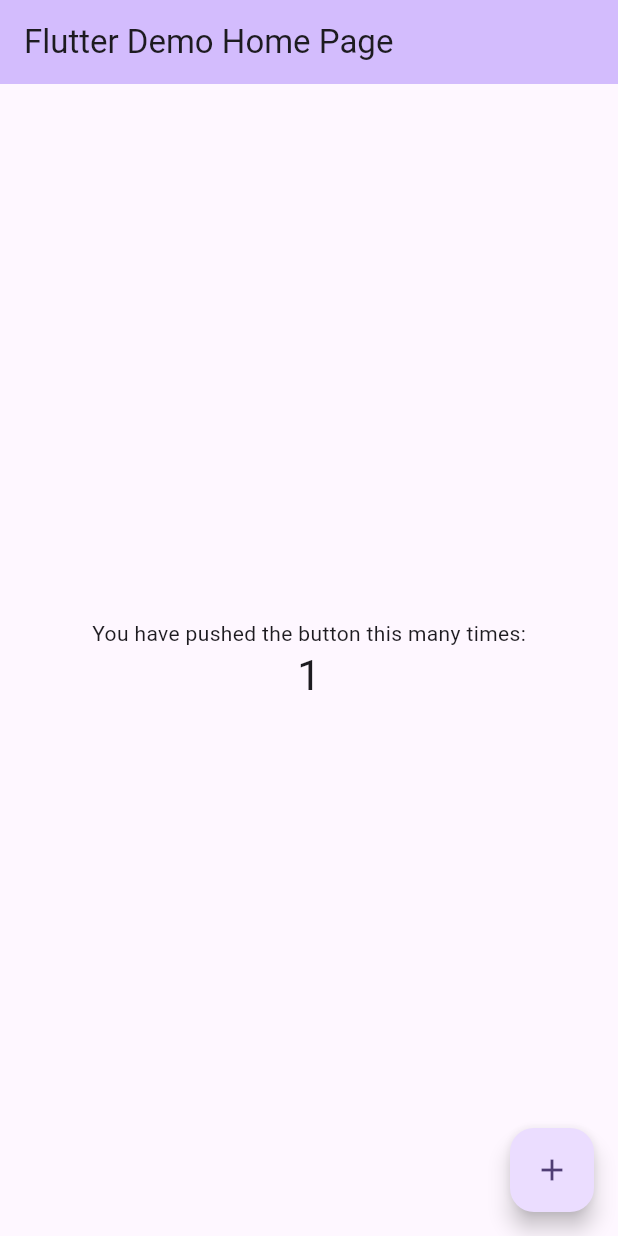
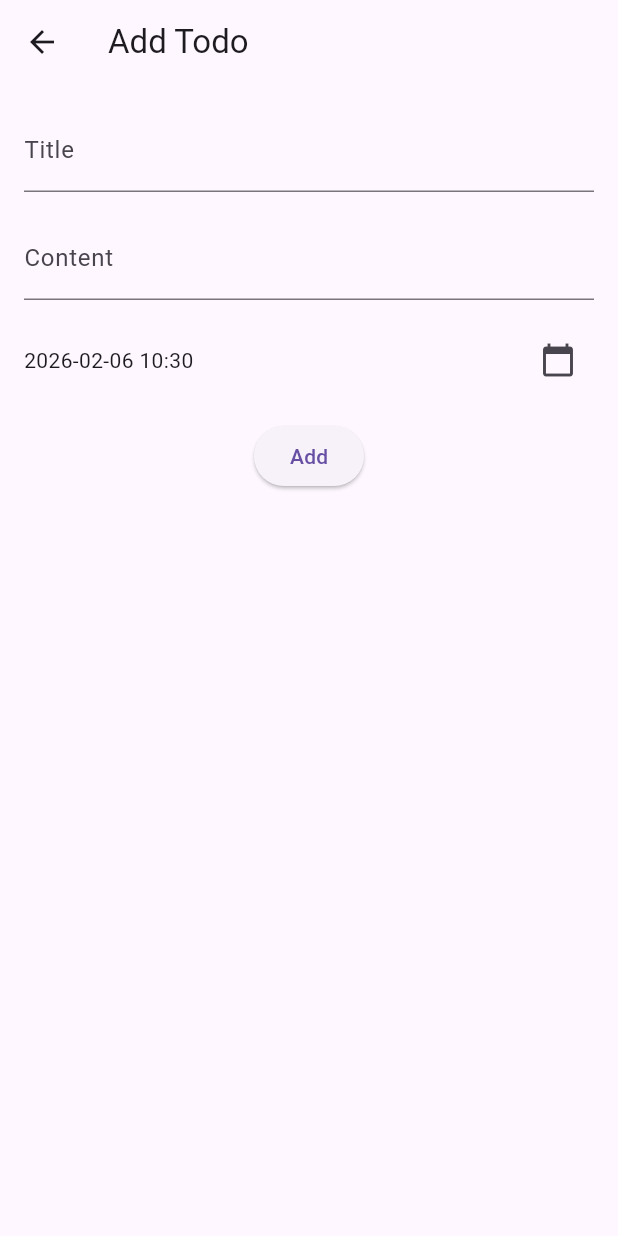
Before and after one commit to wjddnr62/todolist, a Flutter app: the screen it shows after launch, after a tap on the "add" icon, on a phone screen of 412 x 824 dp. Run offline on Flutter 3.47's test engine with Material 3 defaults, Android fonts, the phone set to English and light mode, and no system bars; our stand-ins replace bloc, equatable, flutter_bloc, get_it, hive, hive_flutter; accounts and stored records are empty.

Commit message:
# ADD - 의존성 주입, 상태관리 셋팅

```diff
--- /dev/null
+++ b/lib/app_routes.dart
@@ -0,0 +1,18 @@
+import 'package:flutter/material.dart';
+import 'package:todolist/ui/splash/splash_page.dart';
+import 'package:todolist/ui/todo_list/todo_list_page.dart';
+import 'package:todolist/ui/todo_list_add/todo_list_add_page.dart';
+
+class AppRoutes {
+  static const String splash = '/splash';
+  static const String todoList = '/';
+  static const String todoListAdd = '/add';
+
+  static Map<String, WidgetBuilder> get routes {
+    return {
+      splash: (context) => const SplashPage(),
+      todoList: (context) => const TodoListPage(),
+      todoListAdd: (context) => const TodoListAddPage(),
+    };
+  }
+}
--- /dev/null
+++ b/lib/data/model/todo.dart
@@ -0,0 +1,25 @@
+import 'package:equatable/equatable.dart';
+import 'package:hive/hive.dart';
+
+part 'todo.g.dart';
+
+@HiveType(typeId: 1)
+class Todo extends Equatable {
+  @HiveField(0)
+  final String title;
+
+  @HiveField(1)
+  final String content;
+
+  @HiveField(2)
+  final DateTime timestamp;
+
+  const Todo({
+    required this.title,
+    required this.content,
+    required this.timestamp,
+  });
+
+  @override
+  List<Object?> get props => [title, content, timestamp];
+}
--- /dev/null
+++ b/lib/di.dart
@@ -0,0 +1,16 @@
+import 'package:get_it/get_it.dart';
+import 'package:hive/hive.dart';
+import 'package:todolist/data/model/todo.dart';
+import 'package:todolist/ui/todo_list/bloc/todo_list_bloc.dart';
+import 'package:todolist/ui/todo_list_add/cubit/todo_list_add_cubit.dart';
+
+final GetIt getIt = GetIt.instance;
+
+void setup() {
+  // Hive Box
+  getIt.registerSingleton<Box<Todo>>(Hive.box<Todo>('todos'));
+
+  // BLoCs and Cubits
+  getIt.registerFactory<TodoListBloc>(() => TodoListBloc(getIt<Box<Todo>>()));
+  getIt.registerFactory<TodoListAddCubit>(() => TodoListAddCubit(getIt<Box<Todo>>()));
+}
--- a/lib/main.dart
+++ b/lib/main.dart
@@ -1,122 +1,28 @@
 import 'package:flutter/material.dart';
+import 'package:hive_flutter/hive_flutter.dart';
+import 'package:todolist/app_routes.dart';
+import 'package:todolist/data/model/todo.dart';
+import 'package:todolist/di.dart';
 
-void main() {
-  runApp(const MyApp());
+void main() async {
+  WidgetsFlutterBinding.ensureInitialized();
+  await Hive.initFlutter();
+  Hive.registerAdapter(TodoAdapter());
+  await Hive.openBox<Todo>('todos');
+
+  setup();
+
+  runApp(const TodoListApp());
 }
 
-class MyApp extends StatelessWidget {
-  const MyApp({super.key});
+class TodoListApp extends StatelessWidget {
+  const TodoListApp({super.key});
 
-  // This widget is the root of your application.
   @override
   Widget build(BuildContext context) {
     return MaterialApp(
-      title: 'Flutter Demo',
-      theme: ThemeData(
-        // This is the theme of your application.
-        //
-        // TRY THIS: Try running your application with "flutter run". You'll see
-        // the application has a purple toolbar. Then, without quitting the app,
-        // try changing the seedColor in the colorScheme below to Colors.green
-        // and then invoke "hot reload" (save your changes or press the "hot
-        // reload" button in a Flutter-supported IDE, or press "r" if you used
-        // the command line to start the app).
-        //
-        // Notice that the counter didn't reset back to zero; the application
-        // state is not lost during the reload. To reset the state, use hot
-        // restart instead.
-        //
-        // This works for code too, not just values: Most code changes can be
-        // tested with just a hot reload.
-        colorScheme: .fromSeed(seedColor: Colors.deepPurple),
-      ),
-      home: const MyHomePage(title: 'Flutter Demo Home Page'),
+      initialRoute: AppRoutes.splash,
+      routes: AppRoutes.routes,
     );
   }
 }
-
-class MyHomePage extends StatefulWidget {
-  const MyHomePage({super.key, required this.title});
-
-  // This widget is the home page of your application. It is stateful, meaning
-  // that it has a State object (defined below) that contains fields that affect
-  // how it looks.
-
-  // This class is the configuration for the state. It holds the values (in this
-  // case the title) provided by the parent (in this case the App widget) and
-  // used by the build method of the State. Fields in a Widget subclass are
-  // always marked "final".
-
-  final String title;
-
-  @override
-  State<MyHomePage> createState() => _MyHomePageState();
-}
-
-class _MyHomePageState extends State<MyHomePage> {
-  int _counter = 0;
-
-  void _incrementCounter() {
-    setState(() {
-      // This call to setState tells the Flutter framework that something has
-      // changed in this State, which causes it to rerun the build method below
-      // so that the display can reflect the updated values. If we changed
-      // _counter without calling setState(), then the build method would not be
-      // called again, and so nothing would appear to happen.
-      _counter++;
-    });
-  }
-
-  @override
-  Widget build(BuildContext context) {
-    // This method is rerun every time setState is called, for instance as done
-    // by the _incrementCounter method above.
-    //
-    // The Flutter framework has been optimized to make rerunning build methods
-    // fast, so that you can just rebuild anything that needs updating rather
-    // than having to individually change instances of widgets.
-    return Scaffold(
-      appBar: AppBar(
-        // TRY THIS: Try changing the color here to a specific color (to
-        // Colors.amber, perhaps?) and trigger a hot reload to see the AppBar
-        // change color while the other colors stay the same.
-        backgroundColor: Theme.of(context).colorScheme.inversePrimary,
-        // Here we take the value from the MyHomePage object that was created by
-        // the App.build method, and use it to set our appbar title.
-        title: Text(widget.title),
-      ),
-      body: Center(
-        // Center is a layout widget. It takes a single child and positions it
-        // in the middle of the parent.
-        child: Column(
-          // Column is also a layout widget. It takes a list of children and
-          // arranges them vertically. By default, it sizes itself to fit its
-          // children horizontally, and tries to be as tall as its parent.
-          //
-          // Column has various properties to control how it sizes itself and
-          // how it positions its children. Here we use mainAxisAlignment to
-          // center the children vertically; the main axis here is the vertical
-          // axis because Columns are vertical (the cross axis would be
-          // horizontal).
-          //
-          // TRY THIS: Invoke "debug painting" (choose the "Toggle Debug Paint"
-          // action in the IDE, or press "p" in the console), to see the
-          // wireframe for each widget.
-          mainAxisAlignment: .center,
-          children: [
-            const Text('You have pushed the button this many times:'),
-            Text(
-              '$_counter',
-              style: Theme.of(context).textTheme.headlineMedium,
-            ),
-          ],
-        ),
-      ),
-      floatingActionButton: FloatingActionButton(
-        onPressed: _incrementCounter,
-        tooltip: 'Increment',
-        child: const Icon(Icons.add),
-      ),
-    );
-  }
-}
--- /dev/null
+++ b/lib/ui/splash/splash_page.dart
@@ -0,0 +1,34 @@
+import 'dart:async';
+import 'package:flutter/material.dart';
+import 'package:todolist/app_routes.dart';
+
+class SplashPage extends StatefulWidget {
+  const SplashPage({super.key});
+
+  @override
+  State<SplashPage> createState() => _SplashPageState();
+}
+
+class _SplashPageState extends State<SplashPage> {
+  @override
+  void initState() {
+    super.initState();
+    Timer(const Duration(seconds: 2), () {
+      Navigator.pushNamedAndRemoveUntil(context, AppRoutes.todoList, (route) => false);
+    });
+  }
+
+  @override
+  Widget build(BuildContext context) {
+    return const Scaffold(
+      body: SafeArea(
+        child: Center(
+          child: Icon(
+            Icons.list_alt,
+            size: 100,
+          ),
+        ),
+      ),
+    );
+  }
+}
--- /dev/null
+++ b/lib/ui/todo_list/bloc/todo_list_bloc.dart
@@ -0,0 +1,24 @@
+import 'package:bloc/bloc.dart';
+import 'package:equatable/equatable.dart';
+import 'package:flutter/foundation.dart';
+import 'package:hive/hive.dart';
+import 'package:todolist/data/model/todo.dart';
+
+part 'todo_list_event.dart';
+part 'todo_list_state.dart';
+
+class TodoListBloc extends Bloc<TodoListEvent, TodoListState> {
+  final Box<Todo> _todoBox;
+
+  TodoListBloc(this._todoBox) : super(TodoListInitial()) {
+    on<LoadTodos>((event, emit) async {
+      emit(TodoListLoading());
+      try {
+        final List<Todo> todos = _todoBox.values.toList();
+        emit(TodoListLoaded(todos));
+      } catch (e) {
+        emit(TodoListError(e.toString()));
+      }
+    });
+  }
+}
--- /dev/null
+++ b/lib/ui/todo_list/bloc/todo_list_event.dart
@@ -0,0 +1,11 @@
+part of 'todo_list_bloc.dart';
+
+@immutable
+abstract class TodoListEvent extends Equatable {
+  const TodoListEvent();
+
+  @override
+  List<Object> get props => [];
+}
+
+class LoadTodos extends TodoListEvent {}
--- /dev/null
+++ b/lib/ui/todo_list/todo_list_page.dart
@@ -0,0 +1,68 @@
+import 'package:flutter/material.dart';
+import 'package:flutter_bloc/flutter_bloc.dart';
+import 'package:todolist/app_routes.dart';
+import 'package:todolist/data/model/todo.dart';
+import 'package:todolist/di.dart';
+import 'package:todolist/ui/todo_list/bloc/todo_list_bloc.dart';
+
+class TodoListPage extends StatelessWidget {
+  const TodoListPage({super.key});
+
+  @override
+  Widget build(BuildContext context) {
+    return BlocProvider(
+      create: (_) => getIt<TodoListBloc>()..add(LoadTodos()),
+      child: const TodoListView(),
+    );
+  }
+}
+
+class TodoListView extends StatelessWidget {
+  const TodoListView({super.key});
+
+  @override
+  Widget build(BuildContext context) {
+    return Scaffold(
+      appBar: AppBar(
+        title: const Text('Todo List'),
+        actions: [
+          IconButton(
+            icon: const Icon(Icons.add),
+            onPressed: () {
+              Navigator.pushNamed(context, AppRoutes.todoListAdd).then((_) {
+                context.read<TodoListBloc>().add(LoadTodos());
+              });
+            },
+          ),
+        ],
+      ),
+      body: BlocBuilder<TodoListBloc, TodoListState>(
+        builder: (context, state) {
+          if (state is TodoListLoading) {
+            return const Center(child: CircularProgressIndicator());
+          } else if (state is TodoListLoaded) {
+            if (state.todos.isEmpty) {
+              return const Center(
+                child: Text('No todos yet.'),
+              );
+            }
+            return ListView.builder(
+              itemCount: state.todos.length,
+              itemBuilder: (context, index) {
+                final Todo todo = state.todos[index];
+                return ListTile(
+                  title: Text(todo.title),
+                  subtitle: Text(todo.content),
+                  trailing: Text(todo.timestamp.toString()),
+                );
+              },
+            );
+          } else if (state is TodoListError) {
+            return Center(child: Text(state.message));
+          }
+          return const Center(child: Text('Press the button to load todos.'));
+        },
+      ),
+    );
+  }
+}
--- /dev/null
+++ b/lib/ui/todo_list_add/cubit/todo_list_add_cubit.dart
@@ -0,0 +1,35 @@
+import 'package:bloc/bloc.dart';
+import 'package:equatable/equatable.dart';
+import 'package:flutter/foundation.dart';
+import 'package:hive/hive.dart';
+import 'package:todolist/data/model/todo.dart';
+
+part 'todo_list_add_state.dart';
+
+class TodoListAddCubit extends Cubit<TodoListAddState> {
+  final Box<Todo> _todoBox;
+
+  TodoListAddCubit(this._todoBox) : super(TodoListAddInitial(DateTime.now()));
+
+  void selectDate(DateTime date) {
+    emit(TodoListAddInitial(date));
+  }
+
+  void addTodo(String title, String content) {
+    if (state is TodoListAddInitial) {
+      try {
+        final currentState = state as TodoListAddInitial;
+        _todoBox.add(
+          Todo(
+            title: title,
+            content: content,
+            timestamp: currentState.selectedDate,
+          ),
+        );
+        emit(TodoListAddSuccess());
+      } catch (e) {
+        emit(TodoListAddFailure(e.toString()));
+      }
+    }
+  }
+}
--- /dev/null
+++ b/lib/ui/todo_list_add/cubit/todo_list_add_state.dart
@@ -0,0 +1,29 @@
+part of 'todo_list_add_cubit.dart';
+
+@immutable
+abstract class TodoListAddState extends Equatable {
+  const TodoListAddState();
+
+  @override
+  List<Object> get props => [];
+}
+
+class TodoListAddInitial extends TodoListAddState {
+  final DateTime selectedDate;
+
+  const TodoListAddInitial(this.selectedDate);
+
+  @override
+  List<Object> get props => [selectedDate];
+}
+
+class TodoListAddSuccess extends TodoListAddState {}
+
+class TodoListAddFailure extends TodoListAddState {
+  final String message;
+
+  const TodoListAddFailure(this.message);
+
+  @override
+  List<Object> get props => [message];
+}
--- /dev/null
+++ b/lib/ui/todo_list_add/todo_list_add_page.dart
@@ -0,0 +1,155 @@
+import 'package:flutter/material.dart';
+import 'package:flutter_bloc/flutter_bloc.dart';
+import 'package:intl/intl.dart';
+import 'package:todolist/di.dart';
+import 'package:todolist/ui/todo_list_add/cubit/todo_list_add_cubit.dart';
+
+class TodoListAddPage extends StatelessWidget {
+  const TodoListAddPage({super.key});
+
+  @override
+  Widget build(BuildContext context) {
+    return BlocProvider(
+      create: (_) => getIt<TodoListAddCubit>(),
+      child: const TodoListAddView(),
+    );
+  }
+}
+
+class TodoListAddView extends StatefulWidget {
+  const TodoListAddView({super.key});
+
+  @override
+  State<TodoListAddView> createState() => _TodoListAddViewState();
+}
+
+class _TodoListAddViewState extends State<TodoListAddView> {
+  final GlobalKey<FormState> _formKey = GlobalKey<FormState>();
+  final TextEditingController _titleController = TextEditingController();
+  final TextEditingController _contentController = TextEditingController();
+
+  @override
+  void dispose() {
+    _titleController.dispose();
+    _contentController.dispose();
+    super.dispose();
+  }
+
+  Future<void> _selectDate(BuildContext context, DateTime initialDate) async {
+    final DateTime? pickedDate = await showDatePicker(
+      context: context,
+      initialDate: initialDate,
+      firstDate: DateTime(2000),
+      lastDate: DateTime(2101),
+    );
+    if (pickedDate != null) {
+      final TimeOfDay? pickedTime = await showTimePicker(
+        context: context,
+        initialTime: TimeOfDay.fromDateTime(initialDate),
+      );
+      if (pickedTime != null) {
+        context.read<TodoListAddCubit>().selectDate(DateTime(
+              pickedDate.year,
+              pickedDate.month,
+              pickedDate.day,
+              pickedTime.hour,
+              pickedTime.minute,
+            ));
+      }
+    }
+  }
+
+  void _addTodo() {
+    if (_formKey.currentState!.validate()) {
+      context
+          .read<TodoListAddCubit>()
+          .addTodo(_titleController.text, _contentController.text);
+    }
+  }
+
+  @override
+  Widget build(BuildContext context) {
+    return BlocListener<TodoListAddCubit, TodoListAddState>(
+      listener: (context, state) {
+        if (state is TodoListAddSuccess) {
+          Navigator.pop(context);
+        } else if (state is TodoListAddFailure) {
+          ScaffoldMessenger.of(context).showSnackBar(
+            SnackBar(
+              content: Text(state.message),
+              backgroundColor: Colors.red,
+            ),
+          );
+        }
+      },
+      child: Scaffold(
+        appBar: AppBar(
+          title: const Text('Add Todo'),
+        ),
+        body: Padding(
+          padding: const EdgeInsets.all(16.0),
+          child: Form(
+            key: _formKey,
+            child: Column(
+              children: <Widget>[
+                TextFormField(
+                  controller: _titleController,
+                  decoration: const InputDecoration(
+                    labelText: 'Title',
+                  ),
+                  validator: (String? value) {
+                    if (value == null || value.isEmpty) {
+                      return 'Please enter a title';
+                    }
+                    return null;
+                  },
+                ),
+                const SizedBox(height: 16.0),
+                TextFormField(
+                  controller: _contentController,
+                  decoration: const InputDecoration(
+                    labelText: 'Content',
+                  ),
+                  validator: (String? value) {
+                    if (value == null || value.isEmpty) {
+                      return 'Please enter content';
+                    }
+                    return null;
+                  },
+                ),
+                const SizedBox(height: 16.0),
+                BlocBuilder<TodoListAddCubit, TodoListAddState>(
+                  builder: (context, state) {
+                    if (state is TodoListAddInitial) {
+                      return Row(
+                        children: <Widget>[
+                          Expanded(
+                            child: Text(
+                              DateFormat('yyyy-MM-dd HH:mm')
+                                  .format(state.selectedDate),
+                            ),
+                          ),
+                          IconButton(
+                            icon: const Icon(Icons.calendar_today),
+                            onPressed: () =>
+                                _selectDate(context, state.selectedDate),
+                          ),
+                        ],
+                      );
+                    }
+                    return const SizedBox.shrink();
+                  },
+                ),
+                const SizedBox(height: 16.0),
+                ElevatedButton(
+                  onPressed: _addTodo,
+                  child: const Text('Add'),
+                ),
+              ],
+            ),
+          ),
+        ),
+      ),
+    );
+  }
+}
```
Also changed, not shown: analysis_options.yaml (+11 -2 lines), lib/ui/todo_list/bloc/todo_list_state.dart (added, +31 -0 lines), pubspec.yaml (+8 -0 lines), lib/data/model/todo.g.dart (added), pubspec.lock, 2 other files.
